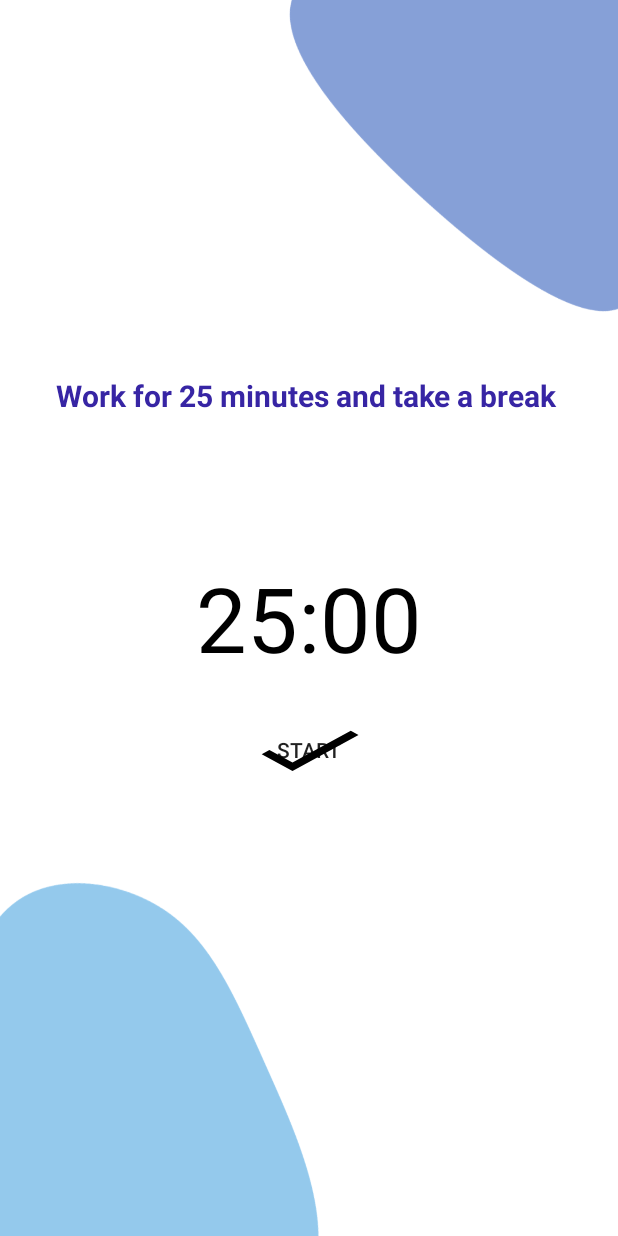
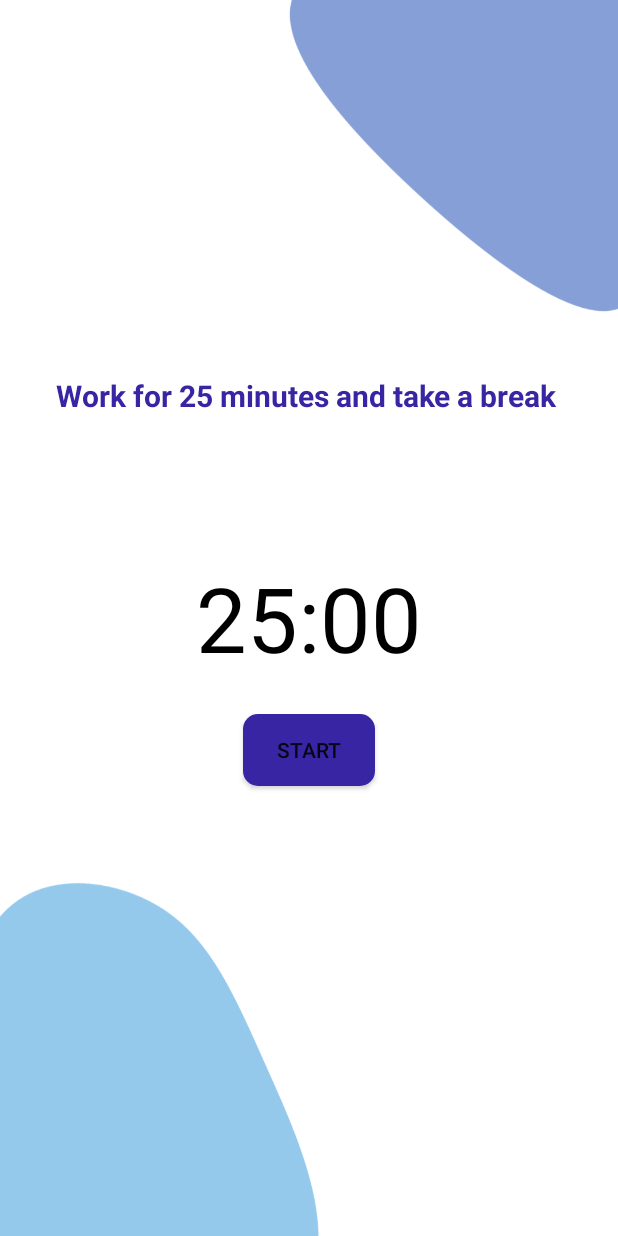
Before and after one commit to shanujay/GoStudy, an Android app: the PomodoroTimer screen opened directly, with no data from a screen before it, on a phone screen of 412 x 824 dp. Run offline under Robolectric (Android 15) with nearby library versions, the phone set to English and light mode, and no system bars.

Commit message:
Count down timer test 1

```diff
--- a/app/src/main/res/drawable/timer_button.xml
+++ b/app/src/main/res/drawable/timer_button.xml
@@ -1,5 +1,6 @@
 <?xml version="1.0" encoding="utf-8"?>
 <shape xmlns:android="http://schemas.android.com/apk/res/android">
-
+   <corners android:radius="10dp"/>
+    <solid android:color="#3725a4"/>
 
 </shape>
--- a/app/src/main/res/layout/activity_pomodoro_timer.xml
+++ b/app/src/main/res/layout/activity_pomodoro_timer.xml
@@ -36,7 +36,7 @@
         android:layout_below="@+id/text_view_countdown"
         android:layout_centerHorizontal="true"
         android:layout_marginTop="24dp"
-        android:background="@drawable/done_icon"
+        android:background="@drawable/timer_button"
         android:text="start" />
 
     <Button
@@ -49,7 +49,7 @@
         android:layout_toEndOf="@+id/button_start_pause"
         android:text="reset"
         android:visibility="invisible"
-        android:background="@drawable/next_icon"
+        android:background="@drawable/timer_button"
         tools:visibility="visible" />
 
 </RelativeLayout>
```
